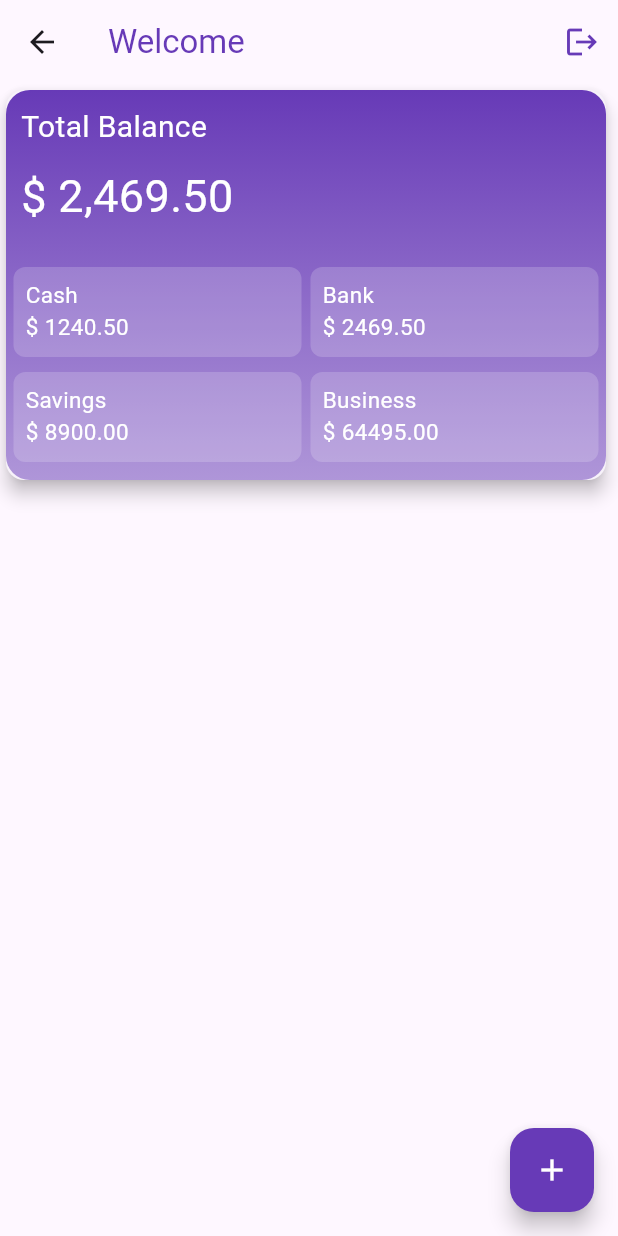
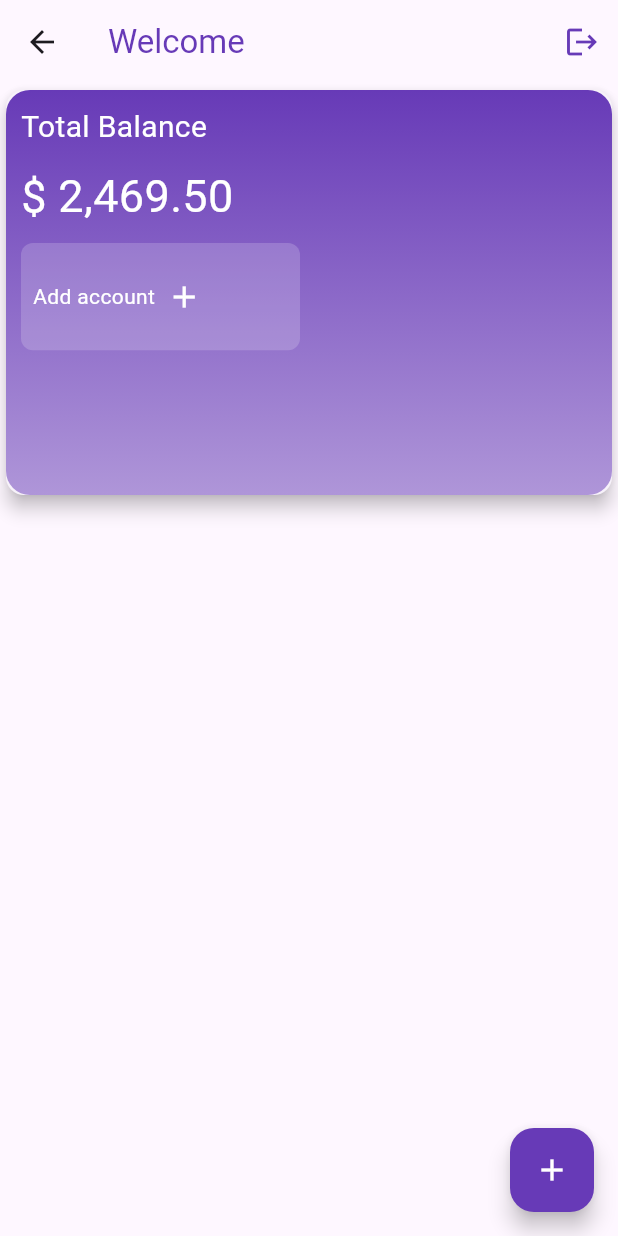
Before and after one commit to iffykhan/personal_finnace, a Flutter app: the Dashboard screen opened by its route, on a phone screen of 412 x 824 dp. Run offline on Flutter 3.47's test engine with Material 3 defaults, Android fonts, the phone set to English and light mode, and no system bars; our stand-ins replace cloud_firestore, firebase_auth, firebase_core, flutter_riverpod, flutter_signin_button; accounts and stored records are empty; generated files the repository leaves out were written again.

Commit message:
feat: Implement account management features with Firestore integration
- Added Account model for managing user accounts.
- Created account stream provider to fetch accounts from Firestore.
- Implemented addAccount method for adding new accounts to Firestore.
- Enhanced Dashboard screen to display user accounts dynamically.
- Developed AccountDetailScreen for viewing and deleting accounts.
- Updated routes to handle navigation with account data.
- Added Firebase Firestore configuration and updated dependencies.
- Improved UI components for better user experience.

```diff
--- a/lib/models/dashboard_page/account_model.dart
+++ b/lib/models/dashboard_page/account_model.dart
@@ -0,0 +1,28 @@
+class Account {
+  final String id; // Firestore document ID
+  final String name;
+  final double balance;
+
+  const Account({
+    required this.id,
+    required this.name,
+    required this.balance,
+  });
+
+  /// Factory constructor to create Account from Firestore map
+  factory Account.fromMap(Map<String, dynamic> map, {required String id}) {
+    return Account(
+      id: id, // document ID
+      name: map['name'] as String,
+      balance: (map['balance'] as num).toDouble(),
+    );
+  }
+
+  /// Convert Account to map for Firestore
+  Map<String, dynamic> toMap() {
+    return {
+      'name': name,
+      'balance': balance,
+    };
+  }
+}
--- a/lib/providers/dashboard_providers.dart
+++ b/lib/providers/dashboard_providers.dart
@@ -0,0 +1,35 @@
+import 'package:firebase_auth/firebase_auth.dart';
+import 'package:flutter_riverpod/flutter_riverpod.dart';
+import 'package:personal_finance/models/dashboard_page/account_model.dart';
+import 'package:cloud_firestore/cloud_firestore.dart';
+
+final accountStreamProvider = StreamProvider<List<Account>>((ref) {
+  final uid = FirebaseAuth.instance.currentUser!.uid;
+
+  return FirebaseFirestore.instance
+      .collection('users')
+      .doc(uid)
+      .collection('accounts')
+      .snapshots()
+      .map((snapshot) =>
+          snapshot.docs.map((doc) =>
+           Account.fromMap(doc.data(), id: doc.id)).toList());
+});
+
+
+
+// final accountProvider = StateNotifierProvider<AccountState, List<Account>>((ref) {
+//   return AccountState();
+// });
+
+// class AccountState extends StateNotifier<List<Account>> {
+//   AccountState() : super([]);
+
+//   addAccount(Account account) async{
+//     await collectionReference.collection('accounts').add(account.toMap());
+//     state = [...state ,account ];
+//   }
+//   removeAccount(Account account){
+//     state = state.where((a) => a != account ).toList();
+//   }
+// }
--- a/lib/routes/routes.dart
+++ b/lib/routes/routes.dart
@@ -1,7 +1,9 @@
 import 'package:flutter/material.dart';
+import 'package:personal_finance/models/dashboard_page/account_model.dart';
 import 'package:personal_finance/routes/screen_routes.dart';
-// import 'package:personal_finance/ui/screens/account_detail_screen.dart';
-import 'package:personal_finance/ui/screens/add_transaction_screen.dart';
+import 'package:personal_finance/ui/screens/account_detail_screen.dart';
+import 'package:personal_finance/ui/screens/add_transaction_screen.dart'
+    hide Account;
 import 'package:personal_finance/ui/screens/dashboard_screen.dart';
 import 'package:personal_finance/ui/screens/login_screen.dart';
 import 'package:personal_finance/ui/screens/signup_screen.dart';
@@ -15,8 +17,12 @@ class Routes {
         return MaterialPageRoute(builder: (context) => SignUpScreen());
       case RouteName.dashboardScreen:
         return MaterialPageRoute(builder: (context) => Dashboard());
-      // case RouteName.accountDetailScreen:
-      //   return MaterialPageRoute(builder: (context) => AccountDetailScreen());
+      case RouteName.accountDetailScreen:
+        final account = settings.arguments as Account; // get the account object
+        return MaterialPageRoute(
+          builder: (context) =>
+              AccountDetailScreen(account: account), // pass it via constructor
+        );
       case RouteName.addTransactionScreen:
         return MaterialPageRoute(builder: (context) => AddTransactionScreen());
       default:
--- a/lib/services/login_page/login_user_method.dart
+++ b/lib/services/login_page/login_user_method.dart
@@ -1,5 +1,5 @@
 import 'package:firebase_auth/firebase_auth.dart';
-import 'package:personal_finance/models/signup_result_model.dart';
+import 'package:personal_finance/models/signup_page/signup_result_model.dart';
 
 final FirebaseAuth auth = FirebaseAuth.instance;
 
--- a/lib/services/signup_page/signup_user_method.dart
+++ b/lib/services/signup_page/signup_user_method.dart
@@ -1,5 +1,5 @@
 import 'package:firebase_auth/firebase_auth.dart';
-import 'package:personal_finance/models/signup_result_model.dart';
+import 'package:personal_finance/models/signup_page/signup_result_model.dart';
 
 final FirebaseAuth auth = FirebaseAuth.instance;
 Future<SignupAndLoginResult> signupUser(
--- a/lib/ui/screens/add_transaction_screen.dart
+++ b/lib/ui/screens/add_transaction_screen.dart
@@ -1,6 +1,4 @@
 import 'package:flutter/material.dart';
-
-// To DO : Add Notes
 
 enum TransactionType { income, transfer, expense }
 
--- a/lib/ui/screens/dashboard_screen.dart
+++ b/lib/ui/screens/dashboard_screen.dart
@@ -1,136 +1,222 @@
 import 'package:firebase_auth/firebase_auth.dart';
 import 'package:flutter/material.dart';
+import 'package:flutter_riverpod/flutter_riverpod.dart';
+import 'package:personal_finance/providers/dashboard_providers.dart';
 import 'package:personal_finance/routes/screen_routes.dart';
+import 'package:personal_finance/services/dashboard_page/add_account_method.dart';
+import 'package:personal_finance/ui/widgets/custom_textformfeild.dart';
 import 'package:personal_finance/ui/widgets/dashboard_account_container.dart';
 
-
-class Dashboard extends StatelessWidget {
+class Dashboard extends ConsumerWidget {
   const Dashboard({super.key});
 
   @override
-  Widget build(BuildContext context) {
+  Widget build(BuildContext context,WidgetRef ref) {
     final FirebaseAuth auth = FirebaseAuth.instance;
+    final account = ref.watch(accountStreamProvider);
     return Scaffold(
-      appBar: AppBar(title: Text(
-          'Welcome ${auth.currentUser?.displayName}', style: TextStyle(color: Colors.deepPurple), ),
-        actions: [IconButton(onPressed: () => logout(context),
-            icon: Icon(Icons.logout,color: Colors.deepPurple,))],),
+      appBar: AppBar(
+        title: Text(
+          'Welcome ${auth.currentUser?.displayName}',
+          style: TextStyle(color: Colors.deepPurple),
+        ),
+        actions: [
+          IconButton(
+              onPressed: () => logout(context),
+              icon: Icon(
+                Icons.logout,
+                color: Colors.deepPurple,
+              ))
+        ],
+      ),
       body: Column(
         children: [
           Card(
             elevation: 5,
             child: Container(
-              height: 260,
-              width: 400,
+              height: 270,
+              width: 420,
               decoration: BoxDecoration(
                   borderRadius: BorderRadius.circular(16),
-                gradient: LinearGradient(colors: [Colors.deepPurple,Colors.deepPurple.withOpacity(0.5)],
-                begin: Alignment.topCenter , end: Alignment.bottomCenter)
+                  gradient: LinearGradient(colors: [
+                    Colors.deepPurple,
+                    Colors.deepPurple.withValues(alpha: 0.5)
+                  ], begin: Alignment.topCenter, end: Alignment.bottomCenter)),
+              child: Column(
+                children: [
+                  SizedBox(
+                    height: 10,
                   ),
-              child: Column(children: [
-                SizedBox(height: 10,),
                   Row(
                     children: [
                       SizedBox(width: 10),
-                    Text('Total Balance',style: TextStyle(color: Colors.white,
-                    fontSize: 20),),
-                  ],
-                ),
-                SizedBox(height: 10,),
-                Row(
-                  children: [
-                    SizedBox(width: 10,),
-                    Text('\$ 2,469.50', style: TextStyle(color: Colors.white,
-                    fontSize: 30),
+                      Text(
+                        'Total Balance',
+                        style: TextStyle(color: Colors.white, fontSize: 20),
                       ),
                     ],
                   ),
-                SizedBox(height: 21,),
-                Padding(
-                  padding: const EdgeInsets.all(5.0),
+                  SizedBox(
+                    height: 10,
+                  ),
+                  Row(
+                    children: [
+                      SizedBox(
+                        width: 10,
+                      ),
+                      Text(
+                        '\$ 2,469.50',
+                        style: TextStyle(color: Colors.white, fontSize: 30),
+                      ),
+                    ],
+                  ),
+                  Expanded(
+                    child: account.when(
+                      data: (accountList) => GridView.builder(
+                        padding: const EdgeInsets.all(10),
+                        physics: NeverScrollableScrollPhysics(),
+                        gridDelegate:
+                            const SliverGridDelegateWithFixedCrossAxisCount(
+                          crossAxisCount: 2,
+                          crossAxisSpacing: 12,
+                          mainAxisSpacing: 12,
+                          childAspectRatio: 2.6,
+                        ),
+                        itemCount: accountList.length < 4
+                            ? accountList.length + 1
+                            : accountList.length,
+                        itemBuilder: (context, index) {
+                          if (index < accountList.length) {
+                            return DashboardAccountContainer(
+                                account: accountList[index]);
+                          } else {
+                            return InkWell(
+                              onTap: () => openDialogueToAddAccount(context,ref),
+                              child: Container(
+                                  padding: EdgeInsets.all(8),
+                                  height: 60,
+                                  decoration: BoxDecoration(
+                                    borderRadius: BorderRadius.circular(8),
+                                    color: Colors.white.withValues(alpha:0.18),
+                                  ),
                                   child: Row(
                                     children: [
-                      DashboardAccountContainer(account: dummyAccounts[0]),
-                      SizedBox(
-                        width: 6,
+                                      Text(
+                                        'Add account  ',
+                                        style: TextStyle(color: Colors.white),
                                       ),
-                      DashboardAccountContainer(account: dummyAccounts[1]),
+                                      Icon(color: Colors.white, Icons.add)
                                     ],
+                                  )),
+                            );
+                          }
+                        },
                       ),
-                ),
-                Padding(
-                  padding: const EdgeInsets.all(5.0),
-                  child: Row(
-                    children: [
-                      DashboardAccountContainer(account: dummyAccounts[2]),
-                      SizedBox(
-                        width: 6,
-                      ),
-                      DashboardAccountContainer(account: dummyAccounts[3]),
-                    ],
+                      loading: () => Center(child: CircularProgressIndicator()),
+                      error: (error, stack) => Center(child: Text('Error loading accounts')),
                     ),
                   )
+
                 ],
               ),
             ),
           ),
-          // TransactionList(transactions: mockTransactions),
+
         ],
       ),
       floatingActionButton: FloatingActionButton(
-        onPressed: (){
+        onPressed: () {
           Navigator.pushNamed(context, RouteName.addTransactionScreen);
         },
         tooltip: 'Increment',
-        backgroundColor: Colors.deepPurple, // Customizes the button's background color
+        backgroundColor:
+            Colors.deepPurple,
         foregroundColor: Colors.white,
-        child: const Icon(Icons.add), // Customizes the icon's color
+        child: const Icon(Icons.add),
       ),
-      // Optional: You can change the FAB's location
-      //floatingActionButtonLocation: FloatingActionButtonLocation.endFloat,
+
     );
   }
 
   logout(BuildContext context) async {
     await FirebaseAuth.instance.signOut();
-    if(!context.mounted) return;
+    if (!context.mounted) return;
     Navigator.pushReplacementNamed(context, RouteName.loginScreen);
   }
+
+
+openDialogueToAddAccount(BuildContext context,WidgetRef ref) {
+  final nameController = TextEditingController();
+  final balanceController = TextEditingController();
+  final formKey = GlobalKey<FormState>();
+
+  showDialog(
+    context: context,
+    builder: (context) {
+      return AlertDialog(
+        title: Text('Add Account'),
+        content: Form(
+          key: formKey,
+          child: Column(
+            mainAxisSize: MainAxisSize.min, // makes dialog fit content
+            children: [
+              CustomTextFormFeild(
+                hint: 'Account name',
+                isPassword: false,
+                keyboardType: TextInputType.name,
+                validator: (value) {
+                  if(value ==null || value.trim().isEmpty) {
+                    return 'Enter name';
+                    }
+                  return null;
+                      },
+                controller: nameController,
+
+              ),
+              SizedBox(height: 10),
+              CustomTextFormFeild(
+                controller: balanceController,
+
+                keyboardType: TextInputType.number,
+                 hint: 'Balance',
+                  isPassword: false,
+                   validator: (value) {
+                  if(value ==null || value.trim().isEmpty) {
+                    return 'Enter your balance';
+                    }
+                  return null;
+                      },
+              ),
+            ],
+          ),
+        ),
+        actions: [
+          TextButton(
+            onPressed: () => Navigator.pop(context),
+            child: Text('Cancel'),
+          ),
+          ElevatedButton(
+            onPressed: () {
+                  if (!formKey.currentState!.validate()) {
+                    return;
                   }
 
-class Account {
-  final String id;
-  final String name;
-  final double balance;
+              final name = nameController.text.trim();
+              final balance = double.tryParse(balanceController.text.trim()) ?? 0;
 
-  const Account({
-    required this.id,
-    required this.name,
-    required this.balance,
-  });
+              addAccount(
+                ref: ref,
+                context: context,
+                name: name,
+                balance: balance,
+              );
+            },
+            child: const Text('Add Account'),
+          )
+
+        ],
+      );
+    },
+  );
 }
-
-const dummyAccounts = [
-  Account(id: 'a1', name: 'Cash', balance: 1240.50),
-  Account(id: 'a2', name: 'Bank', balance: 2469.50),
-  Account(id: 'a3', name: 'Savings', balance: 8900.00),
-  Account(id: 'a4', name: 'Business', balance: 64495.00),
-];
-
-const dummyTransactions = [
-  {
-    'accountId': 'a2',
-    'title': 'Groceries',
-    'amount': -120.0,
-  },
-  {
-    'accountId': 'a2',
-    'title': 'Salary',
-    'amount': 2500.0,
-  },
-  {
-    'accountId': 'a2',
-    'title': 'Transport',
-    'amount': -80.5,
-  },
-];
+}
--- a/lib/ui/screens/login_screen.dart
+++ b/lib/ui/screens/login_screen.dart
@@ -1,6 +1,6 @@
 import 'package:flutter/material.dart';
 import 'package:flutter_riverpod/flutter_riverpod.dart';
-import 'package:personal_finance/models/signup_result_model.dart';
+import 'package:personal_finance/models/signup_page/signup_result_model.dart';
 import 'package:personal_finance/services/login_page/login_user_method.dart';
 import 'package:personal_finance/ui/widgets/custom_textformfeild.dart';
 import 'package:flutter_signin_button/flutter_signin_button.dart';
--- a/lib/ui/screens/signup_screen.dart
+++ b/lib/ui/screens/signup_screen.dart
@@ -1,6 +1,6 @@
 import 'package:flutter/material.dart';
 import 'package:flutter_riverpod/flutter_riverpod.dart';
-import 'package:personal_finance/models/signup_result_model.dart';
+import 'package:personal_finance/models/signup_page/signup_result_model.dart';
 import 'package:personal_finance/providers/signup_provider.dart';
 import 'package:personal_finance/routes/screen_routes.dart';
 import 'package:personal_finance/ui/widgets/custom_textformfeild.dart';
--- a/lib/ui/widgets/dashboard_account_container.dart
+++ b/lib/ui/widgets/dashboard_account_container.dart
@@ -1,28 +1,22 @@
 import 'package:flutter/material.dart';
-import '../screens/account_detail_screen.dart';
-import '../screens/dashboard_screen.dart';
-
-// Class in Dashboard
-// To Do : Add Router with account class passing through widget
+import 'package:personal_finance/routes/screen_routes.dart';
+import '../../models/dashboard_page/account_model.dart';
 
 class DashboardAccountContainer extends StatelessWidget {
   final Account account;
 
   const DashboardAccountContainer({
-    super.key,
-    required this.account,
+    super.key, required this.account,
   });
 
   @override
   Widget build(BuildContext context) {
-    return Expanded(
-      child: InkWell(
+    return InkWell(
       onTap: () {
-          Navigator.push(
+        Navigator.pushNamed(
           context,
-            MaterialPageRoute(
-              builder: (_) => AccountDetailScreen(account: account),
-            ),
+          RouteName.accountDetailScreen,
+           arguments: account
         );
       },
       child: Container(
@@ -30,7 +24,7 @@ class DashboardAccountContainer extends StatelessWidget {
         height: 60,
         decoration: BoxDecoration(
           borderRadius: BorderRadius.circular(8),
-            color: Colors.white.withOpacity(0.18),
+          color: Colors.white.withValues(alpha:0.18),
         ),
         child: Column(
           crossAxisAlignment: CrossAxisAlignment.start,
@@ -39,6 +33,7 @@ class DashboardAccountContainer extends StatelessWidget {
               account.name,
               style: const TextStyle(color: Colors.white, fontSize: 15),
             ),
+            SizedBox(height: 10,),
             Text(
               '\$ ${account.balance.toStringAsFixed(2)}',
               style: const TextStyle(color: Colors.white, fontSize: 15),
@@ -46,7 +41,6 @@ class DashboardAccountContainer extends StatelessWidget {
           ],
         ),
       ),
-      ),
     );
   }
 }
--- a/pubspec.yaml
+++ b/pubspec.yaml
@@ -40,6 +40,7 @@ dependencies:
   font_awesome_flutter: ^10.9.1
   firebase_auth: ^6.1.2
   intl: ^0.20.2
+  cloud_firestore: ^6.1.1
 
 dev_dependencies:
   flutter_test:
```
Also changed, not shown: lib/main.dart (+6 -3 lines), lib/services/dashboard_page/add_account_method.dart (added, +41 -0 lines), lib/ui/screens/account_detail_screen.dart (+31 -35 lines), pubspec.lock, 7 other files. Lines whose indentation alone changed are shown as unchanged.
